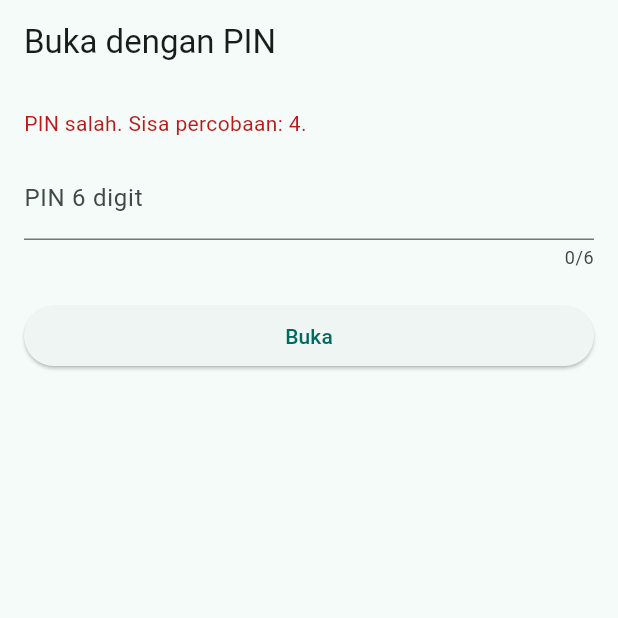
After one commit to gevanno654/My-UMKM, a Flutter app: the PinUnlockScreen screen opened by its route, after a tap on "Buka", on a phone screen of 412 x 824 dp, the top half of it. The commit adds this screen. Run offline on Flutter 3.47's test engine with Material 3 defaults, Android fonts, the phone set to English and light mode, and no system bars; our stand-ins replace dio, drift, flutter_riverpod, flutter_secure_storage, go_router; accounts and stored records are empty; generated files the repository leaves out were written again.

Commit message:
feat: flutter offline pin unlock

```diff
--- a/pos_app/lib/core/session/secure_session.dart
+++ b/pos_app/lib/core/session/secure_session.dart
@@ -52,6 +52,8 @@ class SecureSession {
   static const keyPinHash = 'pin_hash';
   static const keyPinSalt = 'pin_salt';
   static const keyProfileJson = 'profile_json';
+  static const keyPinFailCount = 'pin_fail_count';
+  static const keyPinLockedUntil = 'pin_locked_until';
 
   final SecureStorage _storage;
 
@@ -100,6 +102,32 @@ class SecureSession {
 
   Future<void> clear() => _storage.deleteAll();
 
+  /// Jumlah percobaan PIN salah beruntun (untuk lockout brute-force).
+  Future<int> readPinFailCount() async {
+    final raw = await _storage.read(keyPinFailCount);
+    return int.tryParse(raw ?? '') ?? 0;
+  }
+
+  Future<void> writePinFailCount(int count) =>
+      _storage.write(keyPinFailCount, count.toString());
+
+  Future<void> resetPinFailCount() => _storage.delete(keyPinFailCount);
+
+  /// Batas waktu kunci (epoch millis UTC); null bila tidak terkunci.
+  Future<DateTime?> readPinLockedUntil() async {
+    final raw = await _storage.read(keyPinLockedUntil);
+    final millis = int.tryParse(raw ?? '');
+    if (millis == null) return null;
+    return DateTime.fromMillisecondsSinceEpoch(millis, isUtc: true);
+  }
+
+  Future<void> writePinLockedUntil(DateTime until) => _storage.write(
+        keyPinLockedUntil,
+        until.toUtc().millisecondsSinceEpoch.toString(),
+      );
+
+  Future<void> clearPinLockedUntil() => _storage.delete(keyPinLockedUntil);
+
   static String _newSalt() {
     final random = Random.secure();
     final bytes = List<int>.generate(16, (_) => random.nextInt(256));
--- a/pos_app/lib/features/auth/auth_provider.dart
+++ b/pos_app/lib/features/auth/auth_provider.dart
@@ -8,6 +8,7 @@ import '../../core/db/app_db.dart';
 import '../../core/session/secure_session.dart';
 import 'auth_api.dart';
 import 'auth_state.dart';
+import 'pin_guard.dart';
 
 final secureSessionProvider = Provider<SecureSession>((ref) {
   return SecureSession();
@@ -51,9 +52,11 @@ class AuthNotifier extends Notifier<AuthState> {
     final profile = AuthProfile.fromJson(
       jsonDecode(tokens.profileJson!) as Map<String, dynamic>,
     );
+    // Sesi ber-PIN selalu dimulai terkunci: wajib unlock offline via PIN.
+    // Token access yang kadaluarsa tidak masalah — app tetap buka via PIN.
     state = tokens.pinHash == null
         ? AuthPinSetupRequired(profile)
-        : AuthAuthenticated(profile);
+        : AuthPinLocked(profile);
   }
 
   Future<void> register({
@@ -115,6 +118,47 @@ class AuthNotifier extends Notifier<AuthState> {
     state = const AuthUnauthenticated();
   }
 
+  /// Menyimpan PIN 6-digit baru (2x konfirmasi sudah divalidasi screen)
+  /// lalu membuka sesi penuh. Dipanggil dari state [AuthPinSetupRequired].
+  ///
+  /// Mengembalikan pesan error validasi, atau null bila berhasil.
+  Future<String?> completePinSetup({
+    required String pin,
+    required String confirmPin,
+  }) async {
+    if (!_isSixDigit(pin)) return 'PIN harus 6 digit angka';
+    if (pin != confirmPin) return 'Konfirmasi PIN tidak sama';
+    await _session.savePinHash(pin: pin);
+    await _session.resetPinFailCount();
+    await _session.clearPinLockedUntil();
+    final tokens = await _session.readTokens();
+    final profile = AuthProfile.fromJson(
+      jsonDecode(tokens.profileJson!) as Map<String, dynamic>,
+    );
+    state = AuthAuthenticated(profile);
+    return null;
+  }
+
+  /// Membuka sesi terkunci dengan PIN — murni offline (tanpa jaringan).
+  ///
+  /// Mengembalikan true bila PIN benar (state → [AuthAuthenticated]).
+  /// PIN salah / terkunci → state tetap [AuthPinLocked].
+  Future<bool> unlockSession(String pin) async {
+    final guard = PinGuard(session: _session);
+    final ok = await guard.verifyPin(pin);
+    if (ok) {
+      final tokens = await _session.readTokens();
+      final profile = AuthProfile.fromJson(
+        jsonDecode(tokens.profileJson!) as Map<String, dynamic>,
+      );
+      state = AuthAuthenticated(profile);
+    }
+    return ok;
+  }
+
+  static bool _isSixDigit(String pin) =>
+      pin.length == 6 && int.tryParse(pin) != null;
+
   Future<void> _persistSuccess(AuthResult result) async {
     await _session.saveTokens(
       accessToken: result.accessToken,
--- /dev/null
+++ b/pos_app/lib/features/auth/pin_guard.dart
@@ -0,0 +1,61 @@
+import '../../core/session/secure_session.dart';
+
+/// Gerbang PIN offline: menentukan apakah app bisa dibuka dengan PIN
+/// dan menegakkan lockout brute-force (5x salah → kunci 60 detik).
+///
+/// Semua pemeriksaan murni lokal (secure storage); tidak menyentuh jaringan.
+class PinGuard {
+  PinGuard({required SecureSession session}) : _session = session;
+
+  final SecureSession _session;
+
+  static const maxAttempts = 5;
+  static const lockout = Duration(seconds: 60);
+
+  /// true bila `pinHash + profileJson + accessToken` ketiganya ada.
+  Future<bool> canUnlockOffline() async {
+    final tokens = await _session.readTokens();
+    return tokens.pinHash != null &&
+        tokens.profileJson != null &&
+        tokens.accessToken != null;
+  }
+
+  /// Verifikasi PIN: true bila cocok dan tidak sedang terkunci.
+  ///
+  /// PIN salah menaikkan counter; mencapai [maxAttempts] → kunci [lockout].
+  /// PIN benar me-reset counter + kunci.
+  Future<bool> verifyPin(String pin) async {
+    if (await isLocked()) return false;
+    final ok = await _session.verifyPin(pin);
+    if (ok) {
+      await _session.resetPinFailCount();
+      await _session.clearPinLockedUntil();
+      return true;
+    }
+    final fails = await _session.readPinFailCount() + 1;
+    await _session.writePinFailCount(fails);
+    if (fails >= maxAttempts) {
+      await _session.writePinLockedUntil(DateTime.now().add(lockout));
+    }
+    return false;
+  }
+
+  /// true bila masih dalam masa kunci.
+  Future<bool> isLocked() async {
+    final until = await lockedUntil();
+    return until != null && until.isAfter(DateTime.now());
+  }
+
+  /// Batas waktu kunci saat ini; null bila tidak terkunci / sudah lewat.
+  Future<DateTime?> lockedUntil() => _session.readPinLockedUntil();
+
+  /// Counter salah beruntun saat ini (berguna untuk pesan "sisa percobaan").
+  Future<int> failCount() => _session.readPinFailCount();
+
+  /// Sisa percobaan sebelum terkunci (0 bila sudah terkunci).
+  Future<int> remainingAttempts() async {
+    if (await isLocked()) return 0;
+    final remaining = maxAttempts - await failCount();
+    return remaining.clamp(0, maxAttempts).toInt();
+  }
+}
--- /dev/null
+++ b/pos_app/lib/features/auth/pin_unlock_screen.dart
@@ -0,0 +1,98 @@
+import 'package:flutter/material.dart';
+import 'package:flutter_riverpod/flutter_riverpod.dart';
+import 'package:go_router/go_router.dart';
+
+import 'auth_provider.dart';
+import 'pin_guard.dart';
+
+/// Layar buka-kunci PIN (murni offline — tanpa panggilan jaringan).
+class PinUnlockScreen extends ConsumerStatefulWidget {
+  const PinUnlockScreen({super.key});
+
+  @override
+  ConsumerState<PinUnlockScreen> createState() => _PinUnlockScreenState();
+}
+
+class _PinUnlockScreenState extends ConsumerState<PinUnlockScreen> {
+  final _pin = TextEditingController();
+  String? _error;
+
+  @override
+  void dispose() {
+    _pin.dispose();
+    super.dispose();
+  }
+
+  Future<void> _submit() async {
+    final session = ref.read(secureSessionProvider);
+    final guard = PinGuard(session: session);
+    if (await guard.isLocked()) {
+      final until = await guard.lockedUntil();
+      final seconds = until == null
+          ? 60
+          : until.difference(DateTime.now()).inSeconds.clamp(1, 60);
+      setState(
+        () => _error = 'Terlalu banyak salah. Coba lagi dalam $seconds detik.',
+      );
+      return;
+    }
+    final notifier = ref.read(authProvider.notifier);
+    final ok = await notifier.unlockSession(_pin.text);
+    if (!mounted) return;
+    if (ok) {
+      // Defer seperti PinSetupScreen: hindari rebuild loop saat pumpAndSettle.
+      WidgetsBinding.instance.addPostFrameCallback((_) {
+        if (mounted) context.go('/home');
+      });
+      setState(() {});
+      return;
+    }
+    final remaining = await guard.remainingAttempts();
+    setState(
+      () => _error = remaining > 0
+          ? 'PIN salah. Sisa percobaan: $remaining.'
+          : 'Terlalu banyak salah. Coba lagi dalam 60 detik.',
+    );
+  }
+
+  @override
+  Widget build(BuildContext context) {
+    final state = ref.watch(authProvider);
+    return Scaffold(
+      appBar: AppBar(title: const Text('Buka dengan PIN')),
+      body: Padding(
+        padding: const EdgeInsets.all(16),
+        child: Column(
+          crossAxisAlignment: CrossAxisAlignment.stretch,
+          children: [
+            if (_error != null)
+              Padding(
+                padding: const EdgeInsets.only(bottom: 12),
+                child: Text(
+                  _error!,
+                  key: const Key('errorText'),
+                  style: TextStyle(
+                    color: Theme.of(context).colorScheme.error,
+                  ),
+                ),
+              ),
+            TextField(
+              key: const Key('pinField'),
+              controller: _pin,
+              keyboardType: TextInputType.number,
+              obscureText: true,
+              maxLength: 6,
+              decoration: const InputDecoration(labelText: 'PIN 6 digit'),
+            ),
+            const SizedBox(height: 20),
+            ElevatedButton(
+              key: const Key('pinUnlockButton'),
+              onPressed: state.isLoading ? null : _submit,
+              child: const Text('Buka'),
+            ),
+          ],
+        ),
+      ),
+    );
+  }
+}
--- a/pos_app/lib/features/auth/splash_screen.dart
+++ b/pos_app/lib/features/auth/splash_screen.dart
@@ -26,6 +26,9 @@ class _SplashScreenState extends ConsumerState<SplashScreen> {
     final state = ref.read(authProvider);
     if (state is AuthAuthenticated) {
       context.go('/home');
+    } else if (state is AuthPinLocked) {
+      // Sesi tersimpan + PIN sudah ada: wajib buka via PIN (offline OK).
+      context.go('/pin-unlock');
     } else if (state is AuthPinSetupRequired) {
       context.go('/pin-setup');
     } else {
```
Also changed, not shown: pos_app/lib/core/router.dart (+50 -23 lines), pos_app/lib/features/auth/auth_state.dart (+8 -0 lines), pos_app/lib/features/auth/pin_setup_screen.dart (added, +111 -0 lines), pos_app/lib/main.dart (+8 -1 lines), 2 other files.
